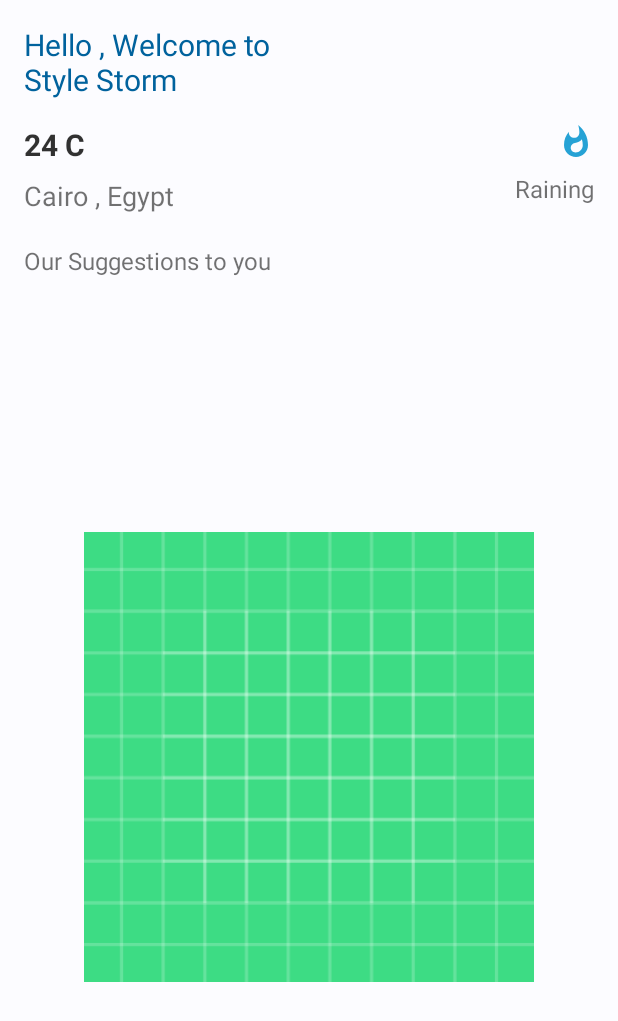
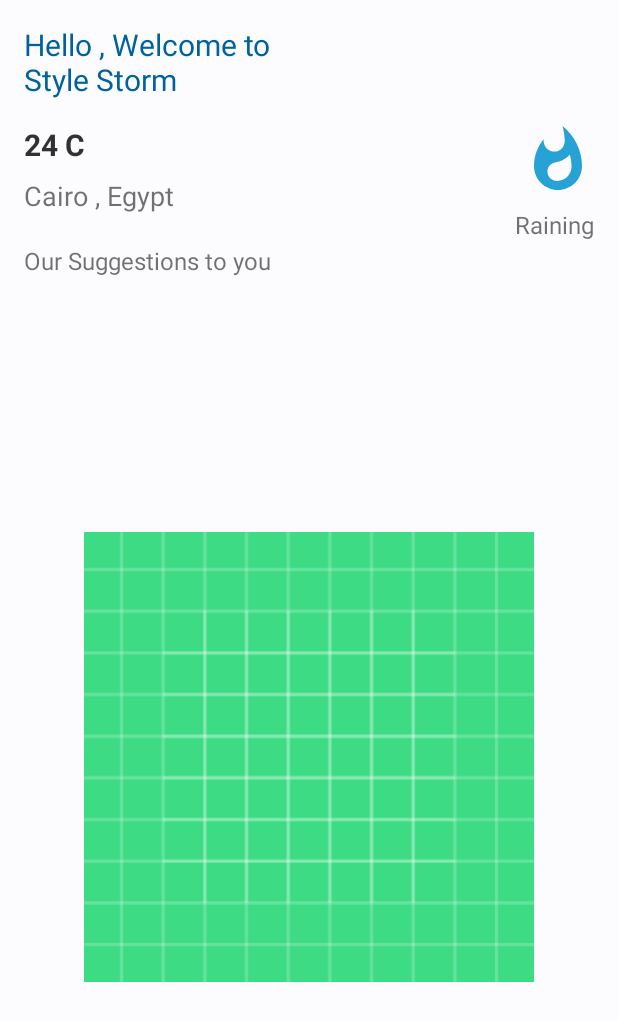
Before and after one commit to ahmednasserzaza/StyleStorm, an Android app: the layout fragment_home.xml on its own in the app's theme, with its tools: preview values and no code run, on a phone screen of 412 x 824 dp. Shown: the top 1021 px of the screen. Run offline under Robolectric (Android 15) with nearby library versions, the phone set to English and light mode, and no system bars.

Commit message:
fix error of loading image and loading data in android 9

```diff
--- a/app/src/main/AndroidManifest.xml
+++ b/app/src/main/AndroidManifest.xml
@@ -13,6 +13,7 @@
         android:label="@string/app_name"
         android:supportsRtl="true"
         android:theme="@style/AppTheme"
+        android:usesCleartextTraffic="true"
         tools:targetApi="31">
         <activity
             android:name=".ui.MainActivity"
--- /dev/null
+++ b/app/src/main/res/drawable/ic_error.xml
@@ -0,0 +1,5 @@
+<vector android:height="24dp" android:tint="#EE7676"
+    android:viewportHeight="24" android:viewportWidth="24"
+    android:width="24dp" xmlns:android="http://schemas.android.com/apk/res/android">
+    <path android:fillColor="@android:color/white" android:pathData="M12,2C6.48,2 2,6.48 2,12s4.48,10 10,10 10,-4.48 10,-10S17.52,2 12,2zM13,17h-2v-2h2v2zM13,13h-2L11,7h2v6z"/>
+</vector>
--- /dev/null
+++ b/app/src/main/res/drawable/ic_placeholder.xml
@@ -0,0 +1,5 @@
+<vector android:height="24dp" android:tint="#26A2D5"
+    android:viewportHeight="24" android:viewportWidth="24"
+    android:width="24dp" xmlns:android="http://schemas.android.com/apk/res/android">
+    <path android:fillColor="@android:color/white" android:pathData="M18.32,4.26C16.84,3.05 15.01,2.25 13,2.05v2.02c1.46,0.18 2.79,0.76 3.9,1.62L18.32,4.26zM19.93,11h2.02c-0.2,-2.01 -1,-3.84 -2.21,-5.32L18.31,7.1C19.17,8.21 19.75,9.54 19.93,11zM18.31,16.9l1.43,1.43c1.21,-1.48 2.01,-3.32 2.21,-5.32h-2.02C19.75,14.46 19.17,15.79 18.31,16.9zM13,19.93v2.02c2.01,-0.2 3.84,-1 5.32,-2.21l-1.43,-1.43C15.79,19.17 14.46,19.75 13,19.93zM13,12V7h-2v5H7l5,5l5,-5H13zM11,19.93v2.02c-5.05,-0.5 -9,-4.76 -9,-9.95s3.95,-9.45 9,-9.95v2.02C7.05,4.56 4,7.92 4,12S7.05,19.44 11,19.93z"/>
+</vector>
--- a/app/src/main/res/layout/fragment_home.xml
+++ b/app/src/main/res/layout/fragment_home.xml
@@ -55,10 +55,10 @@
         app:layout_constraintTop_toTopOf="@+id/text_city_name"
         app:layout_constraintBottom_toBottomOf="@+id/text_city_name"
         />
-    <com.google.android.material.imageview.ShapeableImageView
+    <ImageView
         android:id="@+id/image_weather_state"
-        android:layout_width="wrap_content"
-        android:layout_height="wrap_content"
+        android:layout_width="48dp"
+        android:layout_height="48dp"
         tools:srcCompat="@drawable/ic_weather_state"
         android:layout_marginEnd="@dimen/margin_medium"
         app:layout_constraintEnd_toEndOf="parent"
--- a/app/src/main/res/values/strings.xml
+++ b/app/src/main/res/values/strings.xml
@@ -7,4 +7,5 @@
     <string name="settings">Settings</string>
     <string name="welcome_message">Hello , Welcome to\nStyle Storm</string>
     <string name="text_suggestion">Our Suggestions to you</string>
+    <string name="emptySpace">%d\" \"</string>
 </resources>
```
Also changed, not shown: app/src/main/java/com/fighter/stylestorm/ui/home/HomeFragment.kt (+13 -3 lines).
